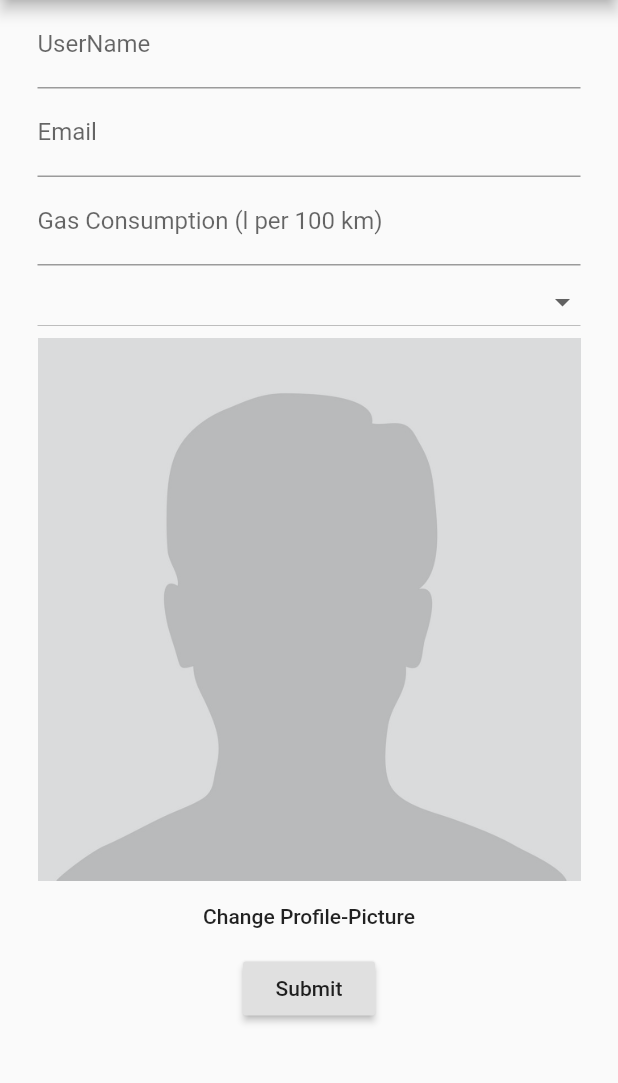
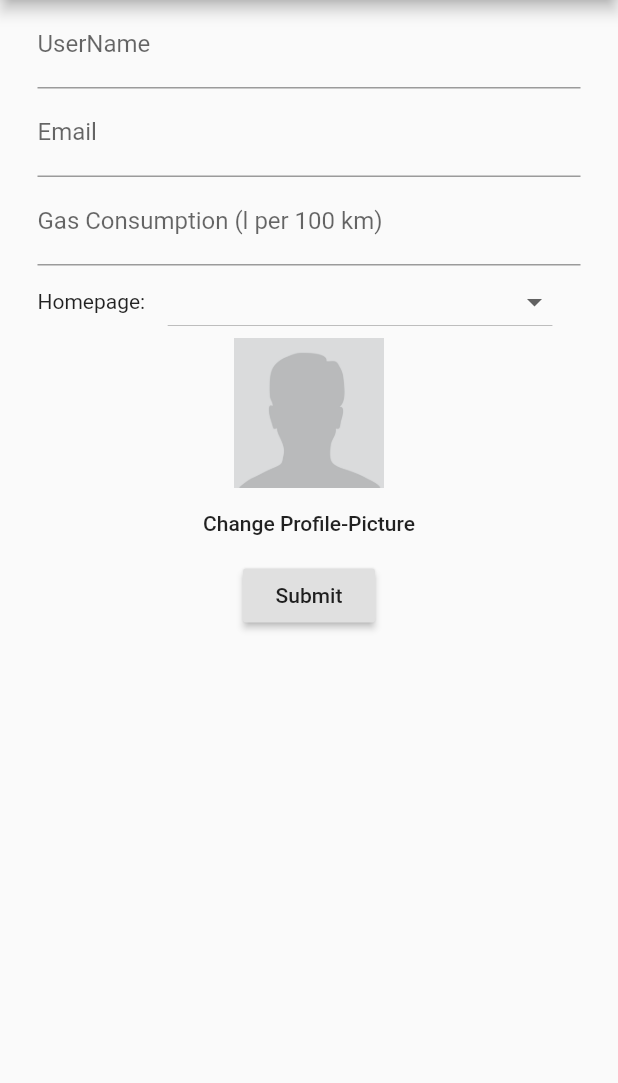
Before and after one commit to SharePool/sharepool-mobile, a Flutter app: the SettingsPage screen opened directly with empty values, on a phone screen of 412 x 824 dp, the part 84-1167 px from its top. Run offline on Flutter 3.47's test engine with Material 2 defaults, Android fonts, the phone set to English and light mode, and no system bars; our stand-ins replace image_picker, qr_flutter, shared_preferences; missing offline and left inert: barcode_scan; accounts and stored records are empty.

```diff
--- a/lib/settingspage.dart
+++ b/lib/settingspage.dart
@@ -38,7 +38,8 @@ class _SettingsPageState extends State<SettingsPage> {
 
   final TextEditingController _emailController = new TextEditingController();
   final TextEditingController _userNameController = new TextEditingController();
-  final TextEditingController _gasConsumptionController = new TextEditingController();
+  final TextEditingController _gasConsumptionController =
+  new TextEditingController();
 
   _SettingsPageState(MyDrawer myDrawer) {
     this.myDrawer = myDrawer;
@@ -95,6 +96,8 @@ class _SettingsPageState extends State<SettingsPage> {
                   TextFormField(
                     decoration: const InputDecoration(
                         labelText: "Gas Consumption (l per 100 km)"),
+                    keyboardType: TextInputType.numberWithOptions(
+                        signed: false, decimal: true),
                     controller: _gasConsumptionController,
                     validator: (value) {
                       double gasConsumption = double.parse(value);
@@ -107,7 +110,13 @@ class _SettingsPageState extends State<SettingsPage> {
                       gasConsumption = double.parse(value);
                     },
                   ),
-                  DropdownButton<String>(
+                  Row(children: <Widget>[
+                    Flexible(flex: 1, child: Text("Homepage:")),
+                    Flexible(
+                        flex: 3,
+                        child: Container(
+                            margin: EdgeInsets.only(left: 15),
+                            child: DropdownButton<String>(
                               value: homePage,
                               isExpanded: true,
                               onChanged: (String newValue) {
@@ -115,14 +124,17 @@ class _SettingsPageState extends State<SettingsPage> {
                                   homePage = newValue;
                                 });
                               },
-                    items: <String>['Driver', 'Passenger']
-                        .map<DropdownMenuItem<String>>((String value) {
+                              items: <String>[
+                                'Driver',
+                                'Passenger'
+                              ].map<DropdownMenuItem<String>>((String value) {
                                 return DropdownMenuItem<String>(
                                   value: value,
                                   child: Text(value),
                                 );
                               }).toList(),
-                  ),
+                            )))
+                  ]),
                   showProfileImage(),
                   FlatButton(
                     child: Text("Change Profile-Picture"),
@@ -277,9 +289,15 @@ class _SettingsPageState extends State<SettingsPage> {
 
   Widget showProfileImage() {
     if (profileImg != null && profileImg.length > 0) {
-      return Image.memory(base64Decode(profileImg));
+      return Image.memory(
+        base64Decode(profileImg),
+        height: 100,
+      );
     } else {
-      return Image.asset('assets/profile_img_placeholder.png',);
+      return Image.asset(
+        'assets/profile_img_placeholder.png',
+        height: 100,
+      );
     }
   }
 }
```
Lines whose indentation alone changed are shown as unchanged.
